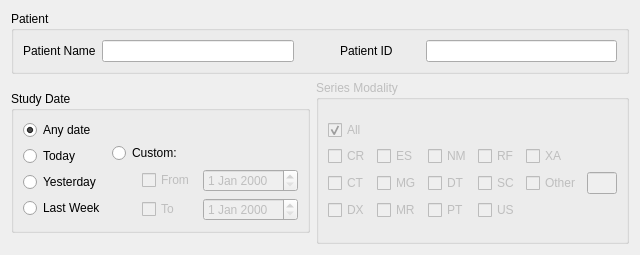
Above: starviewer/src/inputoutput/qbasicsearchwidgetbase.ui from starviewer-medical/starviewer before the change. Below: the same form after it.
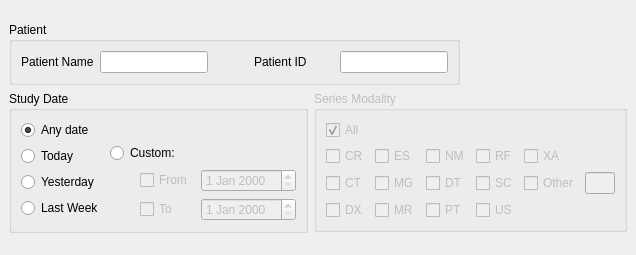
That is the form after the change.

Commit message: BUG: En la revisió r2748 es fan afegir fitxers d'interfície que feien que l'aplicació no compili ni per Qt 4.2 i 4.3. Amb aquesta revisió compila tot i que la distribució dels widgets no és la òptima.

The edit to the form file:
```diff
--- a/starviewer/src/inputoutput/qbasicsearchwidgetbase.ui
+++ b/starviewer/src/inputoutput/qbasicsearchwidgetbase.ui
@@ -13,6 +13,12 @@
    <string>Basic search</string>
   </property>
   <layout class="QGridLayout" >
+   <property name="margin" >
+    <number>9</number>
+   </property>
+   <property name="spacing" >
+    <number>6</number>
+   </property>
    <item row="0" column="0" >
     <layout class="QVBoxLayout" >
      <property name="spacing" >
@@ -33,7 +39,9 @@
      <item>
       <widget class="QGroupBox" name="groupBox_3" >
        <property name="sizePolicy" >
-        <sizepolicy vsizetype="Fixed" hsizetype="Expanding" >
+        <sizepolicy>
+         <hsizetype>0</hsizetype>
+         <vsizetype>0</vsizetype>
          <horstretch>0</horstretch>
          <verstretch>0</verstretch>
         </sizepolicy>
@@ -51,19 +59,7 @@
         <property name="leftMargin" >
          <number>9</number>
         </property>
-        <property name="topMargin" >
-         <number>9</number>
-        </property>
-        <property name="rightMargin" >
-         <number>9</number>
-        </property>
-        <property name="bottomMargin" >
-         <number>9</number>
-        </property>
-        <property name="horizontalSpacing" >
-         <number>6</number>
-        </property>
-        <property name="verticalSpacing" >
+        <property name="spacing" >
          <number>6</number>
         </property>
         <item row="0" column="1" >
@@ -163,7 +159,9 @@
        <item>
         <widget class="QGroupBox" name="groupBox_6" >
          <property name="sizePolicy" >
-          <sizepolicy vsizetype="Fixed" hsizetype="Expanding" >
+          <sizepolicy>
+           <hsizetype>0</hsizetype>
+           <vsizetype>0</vsizetype>
            <horstretch>0</horstretch>
            <verstretch>0</verstretch>
           </sizepolicy>
@@ -222,6 +220,9 @@
             </item>
             <item>
              <widget class="QRadioButton" name="m_todayRadioButton" >
+              <property name="enabled" >
+               <bool>true</bool>
+              </property>
               <property name="text" >
                <string>Today</string>
               </property>
@@ -435,7 +436,9 @@
           <bool>false</bool>
          </property>
          <property name="sizePolicy" >
-          <sizepolicy vsizetype="Minimum" hsizetype="Expanding" >
+          <sizepolicy>
+           <hsizetype>0</hsizetype>
+           <vsizetype>0</vsizetype>
            <horstretch>0</horstretch>
            <verstretch>0</verstretch>
           </sizepolicy>
@@ -453,19 +456,7 @@
           <property name="leftMargin" >
            <number>9</number>
           </property>
-          <property name="topMargin" >
-           <number>9</number>
-          </property>
-          <property name="rightMargin" >
-           <number>9</number>
-          </property>
-          <property name="bottomMargin" >
-           <number>9</number>
-          </property>
-          <property name="horizontalSpacing" >
-           <number>6</number>
-          </property>
-          <property name="verticalSpacing" >
+          <property name="spacing" >
            <number>6</number>
           </property>
           <item row="0" column="0" >
@@ -473,19 +464,7 @@
             <property name="leftMargin" >
              <number>0</number>
             </property>
-            <property name="topMargin" >
-             <number>0</number>
-            </property>
-            <property name="rightMargin" >
-             <number>0</number>
-            </property>
-            <property name="bottomMargin" >
-             <number>0</number>
-            </property>
-            <property name="horizontalSpacing" >
-             <number>6</number>
-            </property>
-            <property name="verticalSpacing" >
+            <property name="spacing" >
              <number>6</number>
             </property>
             <item row="2" column="3" >
@@ -703,7 +682,9 @@
                  <bool>false</bool>
                 </property>
                 <property name="sizePolicy" >
-                 <sizepolicy vsizetype="Fixed" hsizetype="MinimumExpanding" >
+                 <sizepolicy>
+                  <hsizetype>0</hsizetype>
+                  <vsizetype>0</vsizetype>
                   <horstretch>0</horstretch>
                   <verstretch>0</verstretch>
                  </sizepolicy>
```
Left out of the diff: 156 changed lines with no effect on the pictures. The commit also changes 2 other files.
